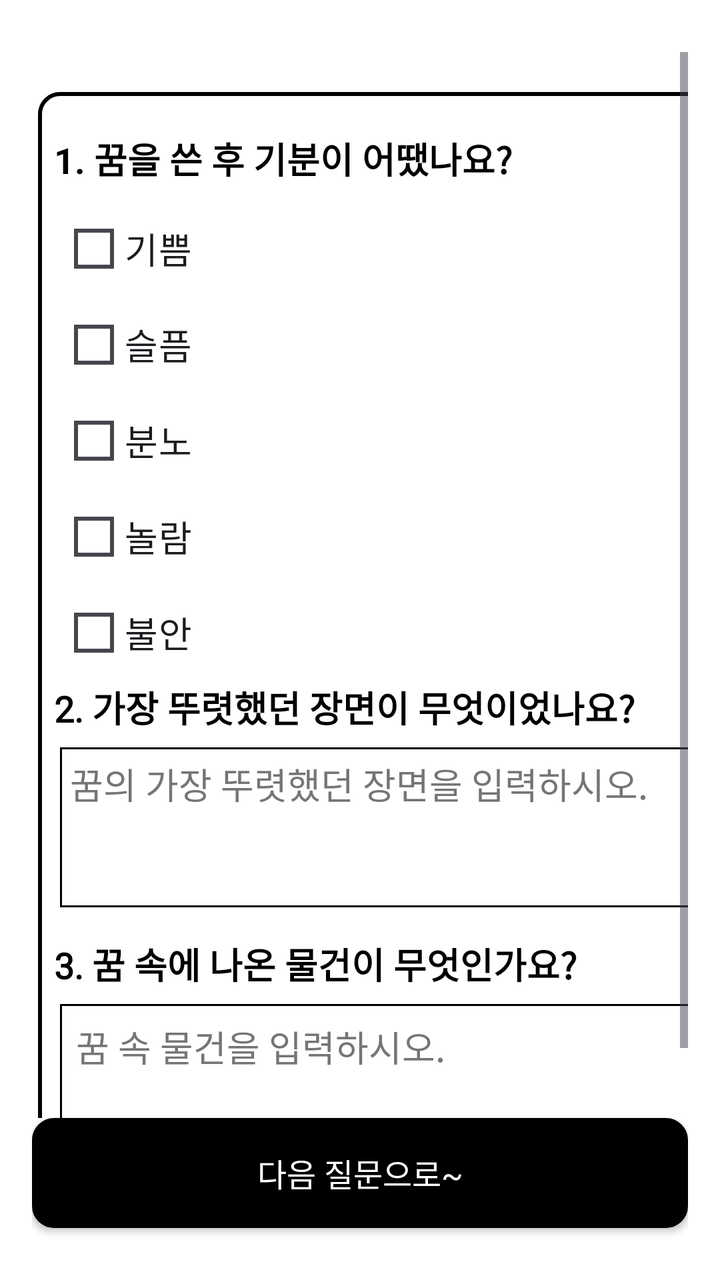
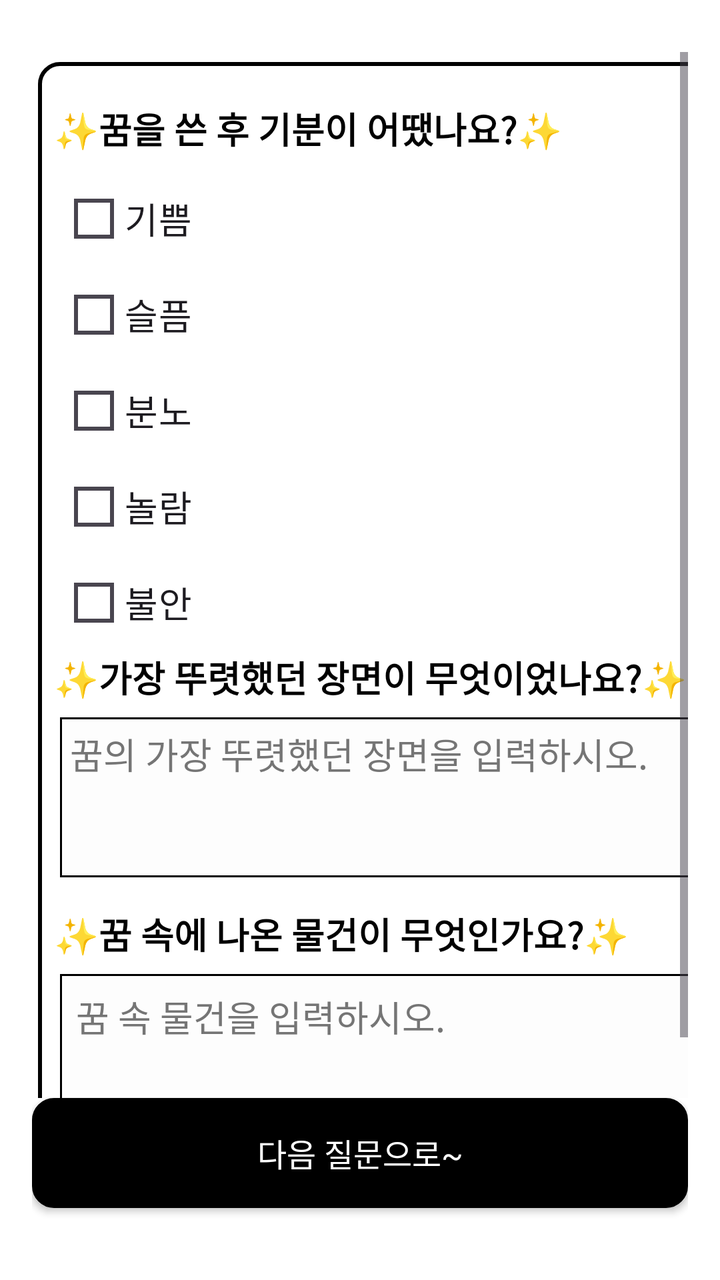

Screens rendered from an Android XML layout before and after an edit, with the pre-edit source and the edit as a unified diff.
<!-- AndroidManifest.xml: application theme Theme.Material3.DayNight.NoActionBar -->
<!-- res/layout/activity_dream_based_nov.xml -->
<?xml version="1.0" encoding="utf-8"?>
<RelativeLayout xmlns:android="http://schemas.android.com/apk/res/android"
    android:layout_width="match_parent"
    android:layout_height="match_parent"
    android:background="#FFFFFF"
    android:padding="16dp">


    
    <ScrollView
        android:layout_width="match_parent"
        android:layout_height="match_parent"
        android:layout_above="@+id/btnGenerateNovel"
        android:layout_alignParentStart="true"
        android:paddingTop="10dp">

        <FrameLayout
            android:layout_width="370dp"
            android:layout_height="130dp"
            android:layout_centerHorizontal="true"
            android:layout_marginHorizontal="3dp"
            android:layout_marginTop="20dp"
            android:layout_marginBottom="40dp"
            android:background="@drawable/rounded_button_6"
            android:paddingStart="8dp">

            <LinearLayout
                android:layout_width="match_parent"
                android:layout_height="wrap_content"
                android:layout_marginTop="20dp"
                android:orientation="vertical">

                
                <TextView
                    android:id="@+id/tvQuestion_1"
                    android:layout_width="wrap_content"
                    android:layout_height="wrap_content"
                    android:layout_marginBottom="8dp"
                    android:text="@string/que_1"
                    android:textColor="#000000"
                    android:textSize="18sp"
                    android:textStyle="bold" />



                <RadioGroup
                    android:id="@+id/rgMood"
                    android:layout_width="match_parent"
                    android:layout_height="wrap_content"
                    android:layout_marginStart="10dp"
                    android:orientation="vertical">

                    <RadioButton
                        android:id="@+id/rbMoodJoy"
                        android:layout_width="wrap_content"
                        android:layout_height="wrap_content"
                        android:layout_marginEnd="8dp"
                        android:button="@drawable/custom_radio_selector"
                        android:fontFamily="@font/spoqahansansneo_bold"
                        android:gravity="center"
                        android:paddingStart="5dp"
                        android:paddingEnd="5dp"
                        android:text="@string/custom_radio_se_1"
                        android:textSize="18sp" />

                    <RadioButton
                        android:id="@+id/rbMoodSad"
                        android:layout_width="wrap_content"
                        android:layout_height="wrap_content"
                        android:layout_marginEnd="8dp"
                        android:button="@drawable/custom_radio_selector"
                        android:fontFamily="@font/spoqahansansneo_bold"
                        android:gravity="center"
                        android:paddingStart="5dp"
                        android:paddingEnd="5dp"
                        android:text="@string/custom_radio_se_2"
                        android:textSize="18sp" />

                    <RadioButton
                        android:id="@+id/rbMoodAnger"
                        android:layout_width="wrap_content"
                        android:layout_height="wrap_content"
                        android:layout_marginEnd="8dp"
                        android:button="@drawable/custom_radio_selector"
                        android:fontFamily="@font/spoqahansansneo_bold"
                        android:gravity="center"
                        android:paddingStart="5dp"
                        android:paddingEnd="5dp"
                        android:text="@string/custom_radio_se_4"
                        android:textSize="18sp" />

                    <RadioButton
                        android:id="@+id/rbMoodSurprise"
                        android:layout_width="wrap_content"
                        android:layout_height="wrap_content"
                        android:layout_marginEnd="8dp"
                        android:button="@drawable/custom_radio_selector"
                        android:fontFamily="@font/spoqahansansneo_bold"
                        android:gravity="center"
                        android:paddingStart="5dp"
                        android:paddingEnd="5dp"
                        android:text="@string/custom_radio_se_3"
                        android:textSize="18sp" />

                    <RadioButton
                        android:id="@+id/rbMoodAnxiety"
                        android:layout_width="wrap_content"
                        android:layout_height="wrap_content"
                        android:button="@drawable/custom_radio_selector"
                        android:fontFamily="@font/spoqahansansneo_bold"
                        android:gravity="center"
                        android:paddingStart="5dp"
                        android:paddingEnd="5dp"
                        android:text="@string/custom_radio_se_5"
                        android:textSize="18sp" />

                </RadioGroup>

                
                <TextView
                    android:id="@+id/tvQuestion2"
                    android:layout_width="wrap_content"
                    android:layout_height="wrap_content"
                    android:layout_marginBottom="7dp"
                    android:fontFamily="@font/spoqahansansneo_bold"
                    android:text="@string/que_2"
                    android:textColor="#000000"
                    android:textSize="18sp"
                    android:textStyle="bold" />

                <EditText
                    android:id="@+id/etMostVividScene"
                    android:layout_width="345dp"
                    android:layout_height="80dp"
                    android:layout_marginStart="3dp"
                    android:layout_marginEnd="3dp"
                    android:layout_marginBottom="15dp"
                    android:autofillHints="username"
                    android:background="@drawable/tv_border"
                    android:fontFamily="@font/spoqahansansneo_bold"
                    android:gravity="top"
                    android:hint="@string/que_h_1"
                    android:padding="5dp"
                    android:textColorHint="#757575" />

                
                <TextView
                    android:id="@+id/tvQuestion3"
                    android:layout_width="wrap_content"
                    android:layout_height="wrap_content"
                    android:layout_marginBottom="7dp"
                    android:fontFamily="@font/spoqahansansneo_bold"
                    android:text="@string/que_3"
                    android:textColor="#000000"
                    android:textSize="18sp"
                    android:textStyle="bold" />



                <EditText
                    android:id="@+id/etDreamObjects"
                    android:layout_width="345dp"
                    android:layout_height="80dp"
                    android:layout_marginStart="3dp"
                    android:layout_marginEnd="3dp"
                    android:layout_marginBottom="15dp"
                    android:autofillHints="username"
                    android:background="@drawable/tv_border"
                    android:fontFamily="@font/spoqahansansneo_bold"
                    android:gravity="top"
                    android:hint="@string/que_h_2"
                    android:inputType="textMultiLine"
                    android:padding="8dp"
                    android:textColorHint="#757575" />


            </LinearLayout>
        </FrameLayout>
    </ScrollView>

    <androidx.appcompat.widget.AppCompatButton
        android:id="@+id/btnGenerateNovel"
        android:layout_width="380dp"
        android:layout_height="55dp"
        android:layout_alignParentBottom="true"
        android:layout_centerHorizontal="true"
        android:layout_marginBottom="10dp"
        android:text="@string/q_btn_2"
        android:textSize="16sp"
        android:textColor="@color/white"
        android:background="@drawable/rounded_login"
        android:fontFamily="@font/spoqahansansneo_bold" />
</RelativeLayout>
<!-- resources referenced by this layout -->
<resources>
  <color name="white">#FFFFFFFF</color>
  <!-- drawable custom_radio_selector (drawable) -->
  <?xml version="1.0" encoding="utf-8"?>
  <selector xmlns:android="http://schemas.android.com/apk/res/android">
      <item android:state_checked="true" android:drawable="@drawable/radio_checked" />
      <item android:drawable="@drawable/radio_unchecked" />
  </selector>
  <!-- drawable rounded_button_6 (drawable) -->
  <?xml version="1.0" encoding="utf-8"?>
  <shape xmlns:android="http://schemas.android.com/apk/res/android">
      <solid android:color="#FFFFFF" />
      <corners android:radius="10dp"/> 
      <stroke android:color="#000000" android:width="2dp"/> 
  </shape>
  <!-- drawable rounded_login (drawable) -->
  <?xml version="1.0" encoding="utf-8"?>
  <shape xmlns:android="http://schemas.android.com/apk/res/android">
      <solid android:color="#000000"/> 
      <corners android:radius="10dp"/> 
      <stroke android:color="#000000" android:width="2dp"/> 
  </shape>
  <!-- drawable tv_border (drawable) -->
  <?xml version="1.0" encoding="utf-8"?>
  <shape xmlns:android="http://schemas.android.com/apk/res/android"
      android:shape="rectangle">
      
      <solid android:color="@android:color/white"/>
      
      <stroke android:width="1dp" android:color="#000000"/> 
      
  </shape>
  <string name="custom_radio_se_1">"기쁨"</string>
  <string name="custom_radio_se_2">"슬픔"</string>
  <string name="custom_radio_se_3">"놀람"</string>
  <string name="custom_radio_se_4">"분노"</string>
  <string name="custom_radio_se_5">"불안"</string>
  <string name="q_btn_2">"다음 질문으로~"</string>
  <string name="que_1">"1. 꿈을 쓴 후 기분이 어땠나요?"</string>
  <string name="que_2">"2. 가장 뚜렷했던 장면이 무엇이었나요?"</string>
  <string name="que_3">"3. 꿈 속에 나온 물건이 무엇인가요?"</string>
  <string name="que_h_1">"꿈의 가장 뚜렷했던 장면을 입력하시오."</string>
  <string name="que_h_2">"꿈 속 물건을 입력하시오."</string>
  <!-- drawable radio_checked (drawable) -->
  <?xml version="1.0" encoding="utf-8"?>
  <vector xmlns:android="http://schemas.android.com/apk/res/android"
      android:width="20dp"
      android:height="20dp"
      android:viewportWidth="24"
      android:viewportHeight="24">
      <path
          android:fillColor="#000000"
          android:pathData="M9,16.17L4.83,12l-1.42,1.41L9,19 21,7l-1.41,-1.41z"/>
  </vector>
  <!-- drawable radio_unchecked (drawable) -->
  <?xml version="1.0" encoding="utf-8"?>
  <shape xmlns:android="http://schemas.android.com/apk/res/android"
      android:shape="rectangle">
      <solid android:color="@android:color/transparent" />
      <stroke
          android:width="2dp"
          android:color="#000000" />
      <corners android:radius="0dp" />
      <size
          android:width="20dp"
          android:height="20dp" />
  </shape>
</resources>

<!-- the commit's change to res/layout/activity_dream_based_nov.xml (unified diff, before → after) -->
@@ -19,7 +19,7 @@
             android:layout_height="130dp"
             android:layout_centerHorizontal="true"
             android:layout_marginHorizontal="3dp"
-            android:layout_marginTop="20dp"
+            android:layout_marginTop="5dp"
             android:layout_marginBottom="40dp"
             android:background="@drawable/rounded_button_6"
             android:paddingStart="8dp">
@@ -184,7 +184,7 @@
         android:layout_height="55dp"
         android:layout_alignParentBottom="true"
         android:layout_centerHorizontal="true"
-        android:layout_marginBottom="10dp"
+        android:layout_marginBottom="20dp"
         android:text="@string/q_btn_2"
         android:textSize="16sp"
         android:textColor="@color/white"
<!-- resource entries referenced after the edit -->
@@ -26,7 +26,7 @@
   <shape xmlns:android="http://schemas.android.com/apk/res/android"
       android:shape="rectangle">
       
-      <solid android:color="@android:color/white"/>
+      <solid android:color="#FDFDFD"/>
       
       <stroke android:width="1dp" android:color="#000000"/> 
       
@@ -37,9 +37,9 @@
   <string name="custom_radio_se_4">"분노"</string>
   <string name="custom_radio_se_5">"불안"</string>
   <string name="q_btn_2">"다음 질문으로~"</string>
-  <string name="que_1">"1. 꿈을 쓴 후 기분이 어땠나요?"</string>
-  <string name="que_2">"2. 가장 뚜렷했던 장면이 무엇이었나요?"</string>
-  <string name="que_3">"3. 꿈 속에 나온 물건이 무엇인가요?"</string>
+  <string name="que_1">"✨꿈을 쓴 후 기분이 어땠나요?✨"</string>
+  <string name="que_2">"✨가장 뚜렷했던 장면이 무엇이었나요?✨"</string>
+  <string name="que_3">"✨꿈 속에 나온 물건이 무엇인가요?✨"</string>
   <string name="que_h_1">"꿈의 가장 뚜렷했던 장면을 입력하시오."</string>
   <string name="que_h_2">"꿈 속 물건을 입력하시오."</string>
   <!-- drawable radio_checked (drawable) -->
